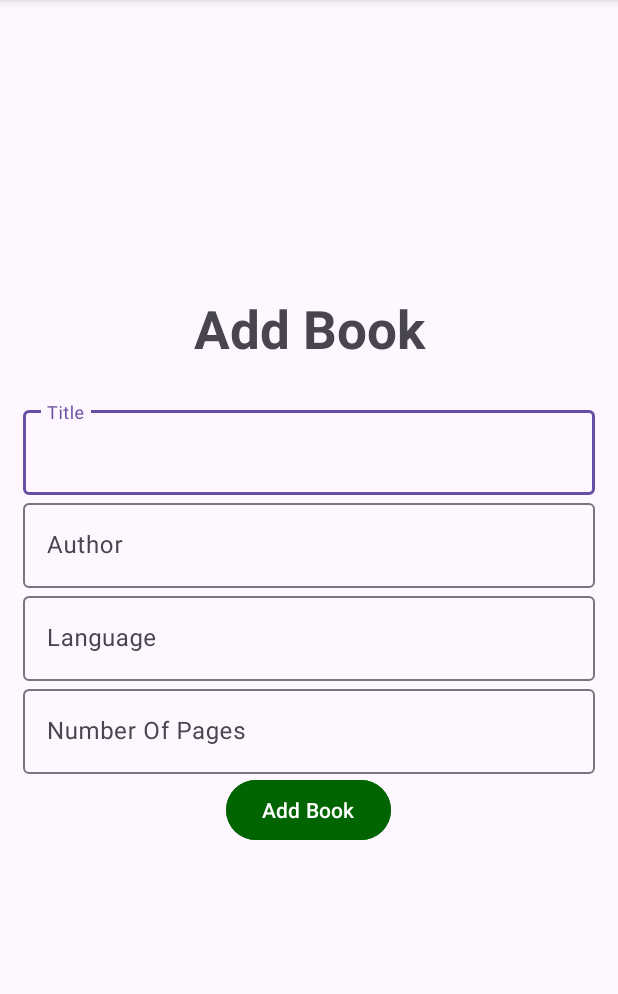
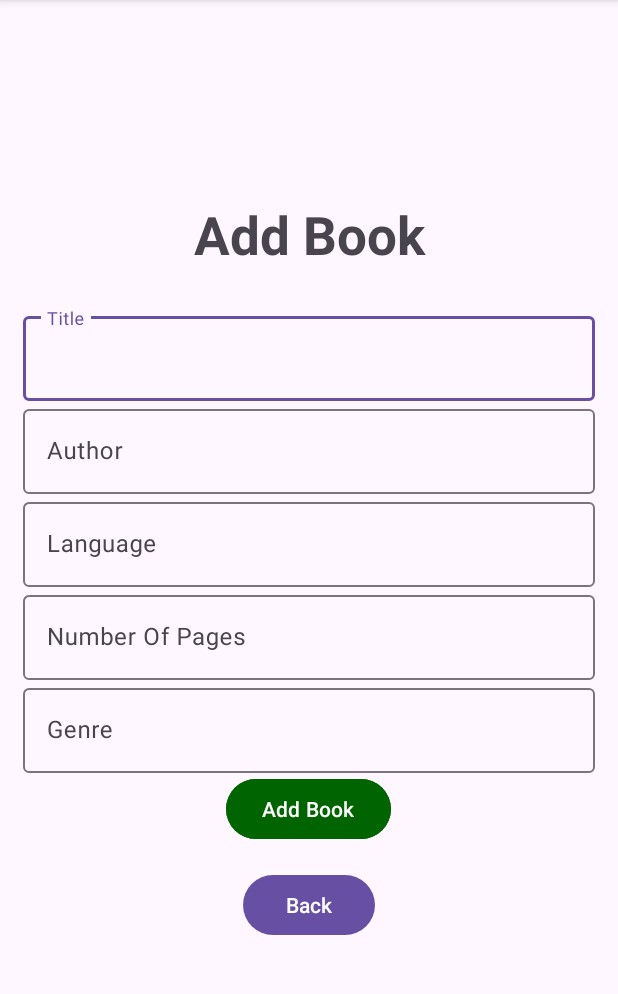
Before and after one commit to Kfirul/Swipe-N-Borrow, an Android app: the AdminAddBook screen opened directly, with no data from a screen before it, after a tap on "Add Book", on a phone screen of 412 x 824 dp, the part 96-1090 px from its top. Run offline under Robolectric (Android 15) with nearby library versions, the phone set to English and light mode, and no system bars; our stand-ins replace Firebase (no records; nobody signed in at launch, a user with empty details on screens opened directly).

Commit message:
add logout to user home and genre to books

```diff
--- a/app/src/main/java/com/example/swipe_n_borrow/AdminAddBook.java
+++ b/app/src/main/java/com/example/swipe_n_borrow/AdminAddBook.java
@@ -1,5 +1,7 @@
 package com.example.swipe_n_borrow;
 
+import android.annotation.SuppressLint;
+import android.content.Intent;
 import android.os.Bundle;
 import android.text.TextUtils;
 import android.view.View;
@@ -23,11 +25,14 @@ public class AdminAddBook extends AppCompatActivity {
     private EditText authorEditText;
     private EditText languageEditText;
     private EditText numPagesEditText;
+    private EditText genreEditText;
+
 
     private FirebaseFirestore db = FirebaseFirestore.getInstance();
 
     private Button buttonAddBook;
 
+    @SuppressLint("MissingInflatedId")
     @Override
     protected void onCreate(Bundle savedInstanceState) {
         super.onCreate(savedInstanceState);
@@ -38,6 +43,9 @@ public class AdminAddBook extends AppCompatActivity {
         authorEditText = findViewById(R.id.author);
         languageEditText = findViewById(R.id.language);
         numPagesEditText = findViewById(R.id.numPages);
+        genreEditText = findViewById(R.id.genre);
+
+
 
         buttonAddBook = findViewById(R.id.BTN_Add_Book);
 
@@ -51,8 +59,10 @@ public class AdminAddBook extends AppCompatActivity {
                 String title = titleEditText.getText().toString().trim();
                 String author = authorEditText.getText().toString().trim();
                 String language = languageEditText.getText().toString().trim();
+                String genre = genreEditText.getText().toString().trim();
 
-                if (TextUtils.isEmpty(title) || TextUtils.isEmpty(author) || TextUtils.isEmpty(language)) {
+
+                if (TextUtils.isEmpty(title) || TextUtils.isEmpty(author) || TextUtils.isEmpty(language) || TextUtils.isEmpty(genre) ) {
                     Toast.makeText(AdminAddBook.this, "Please fill in all fields", Toast.LENGTH_SHORT).show();
                     return;
                 }
@@ -65,7 +75,7 @@ public class AdminAddBook extends AppCompatActivity {
                     return;
                 }
 
-                Book book = new Book(title, author, language, numPages);
+                Book book = new Book(title, author, language, numPages,genre);
 
                 // Add the book to the admin's collection of books
                 adminBooksCollection.add(book)
@@ -80,5 +90,16 @@ public class AdminAddBook extends AppCompatActivity {
                                 Toast.makeText(AdminAddBook.this, "Error adding book: " + e.getMessage(), Toast.LENGTH_SHORT).show());
             }
         });
+
+        // Set up the back button
+        Button backButton = findViewById(R.id.backButton);
+        backButton.setOnClickListener(new View.OnClickListener() {
+            @Override
+            public void onClick(View view) {
+                Intent intent = new Intent(AdminAddBook.this, AdminHome.class);
+                startActivity(intent);
+                finish();
+            }
+        });
     }
 }
--- a/app/src/main/res/layout/activity_admin_add_book.xml
+++ b/app/src/main/res/layout/activity_admin_add_book.xml
@@ -54,7 +54,15 @@
             android:layout_width="match_parent"
             android:layout_height="wrap_content"/>
     </com.google.android.material.textfield.TextInputLayout>
-
+    <com.google.android.material.textfield.TextInputLayout
+        android:layout_width="match_parent"
+        android:layout_height="wrap_content">
+        <com.google.android.material.textfield.TextInputEditText
+            android:id="@+id/genre"
+            android:hint="Genre"
+            android:layout_width="match_parent"
+            android:layout_height="wrap_content"/>
+    </com.google.android.material.textfield.TextInputLayout>
     <ProgressBar
         android:id="@+id/progressBar"
         android:visibility="gone"
@@ -69,6 +77,15 @@
         android:backgroundTint="#006400"
         />
 
+    <Button
+        android:id="@+id/backButton"
+        android:layout_width="wrap_content"
+        android:layout_height="wrap_content"
+        android:text="Back"
+        android:layout_gravity="center"
+        android:layout_marginTop="16dp"
+        android:onClick="goBack" />
+
 
 
 
```
Also changed, not shown: app/src/main/java/com/example/swipe_n_borrow/Book.java (+12 -3 lines), app/src/main/java/com/example/swipe_n_borrow/UserHome.java (+17 -0 lines), app/src/main/res/layout/activity_user_home.xml (+15 -4 lines).
